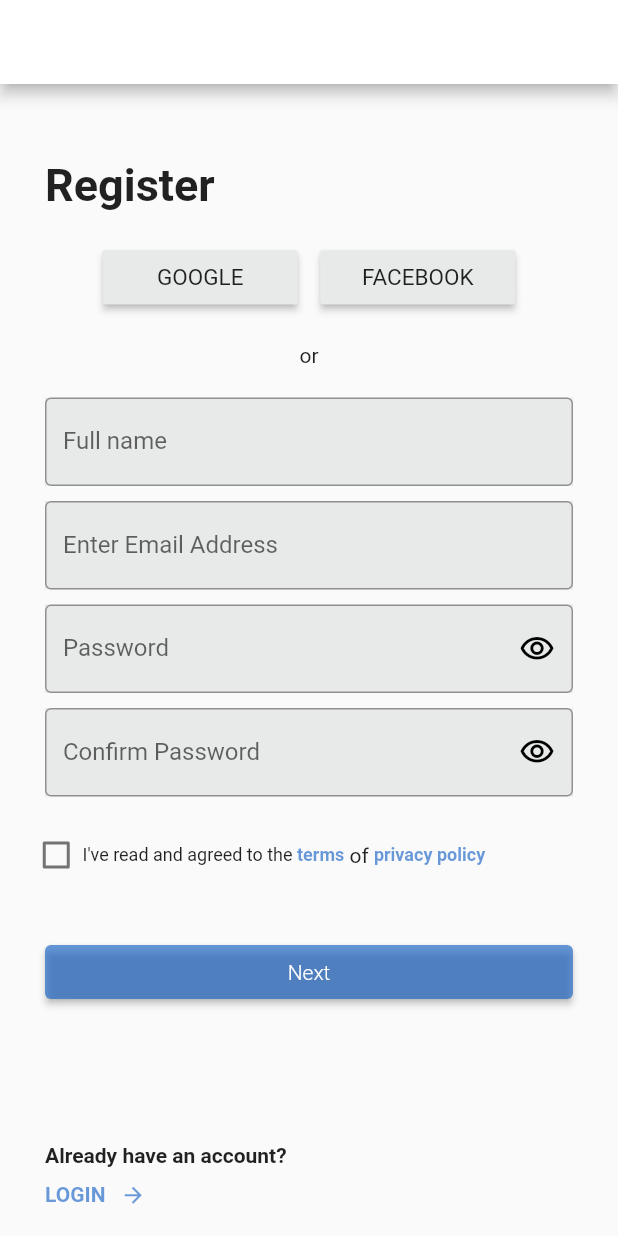
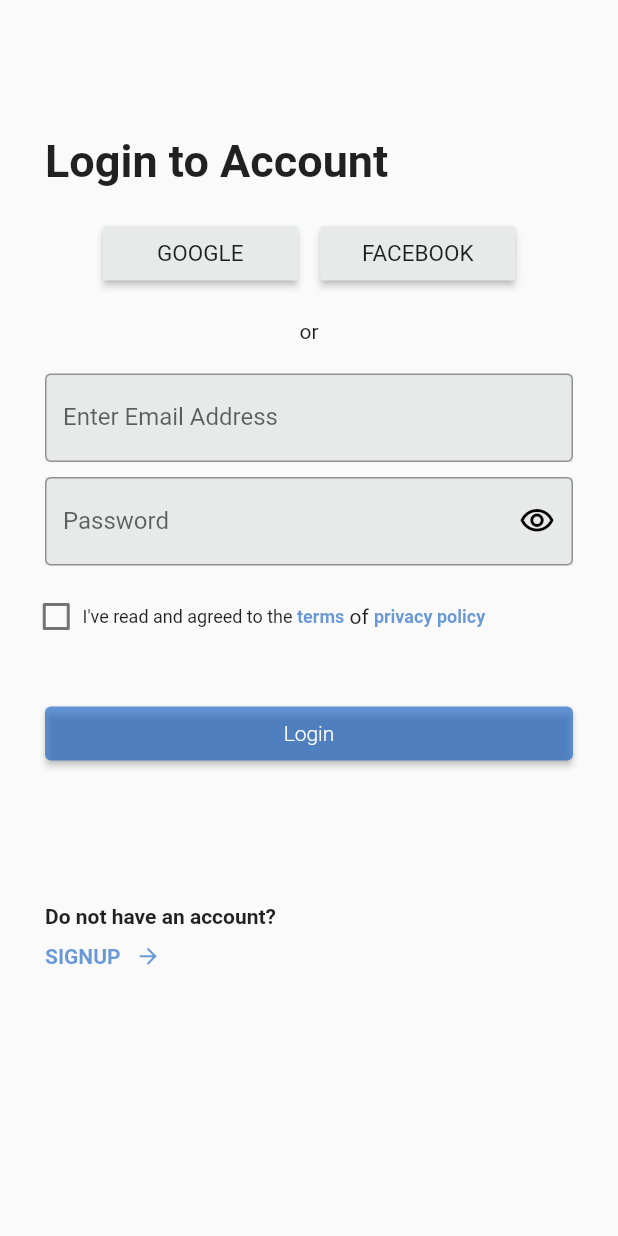
Before and after one commit to Obainho/wallet_signup, a Flutter app: the FinishPage screen opened by its route, on a phone screen of 412 x 824 dp. Run offline on Flutter 3.47's test engine with Material 2 defaults, Android fonts, the phone set to English and light mode, and no system bars; our stand-ins replace google_fonts.

Commit message:
Add files via upload

```diff
--- a/lib/pages/finish_page.dart
+++ b/lib/pages/finish_page.dart
@@ -6,11 +6,9 @@
 class FinishPage extends StatefulWidget {
   FinishPage({
     Key? key,
-    required this.fullname,
     required this.email,
   }) : super(key: key);
 
-  String fullname;
   String email;
 
   @override
@@ -18,28 +16,11 @@
 }
 
 class _FinishPageState extends State<FinishPage> {
-  TextEditingController fullname = TextEditingController();
   TextEditingController email = TextEditingController();
-  TextEditingController password = TextEditingController();
-  TextEditingController confirmPassword = TextEditingController();
   bool _value = false;
 
-  @override
-  void initState() {
-    super.initState();
-  }
-
-  @override
-  void dispose() {
-    super.dispose();
-    fullname.dispose();
-    email.dispose();
-    password.dispose();
-    confirmPassword.dispose();
-  }
-
-  var snackRegister = SnackBar(
-    content: const Text('Registration Successful'),
+  var snackLogin = SnackBar(
+    content: const Text('Login Successful'),
     backgroundColor: const Color.fromARGB(255, 58, 63, 66),
     duration: const Duration(seconds: 3),
     action: SnackBarAction(
@@ -52,22 +33,17 @@
   @override
   Widget build(BuildContext context) {
     return Scaffold(
-      appBar: AppBar(
-        automaticallyImplyLeading: true,
-        actionsIconTheme: const IconThemeData(color: Colors.black),
-        backgroundColor: Colors.white,
-      ),
       body: ListView(
         children: [
           Padding(
             padding: const EdgeInsets.only(top: 30.0, left: 30, right: 30),
             child: Column(
               children: [
-                const SizedBox(height: 20),
+                const SizedBox(height: 60),
                 Row(
                   children: const [
                     Text(
-                      'Register',
+                      'Login to Account',
                       style:
                           TextStyle(fontSize: 30, fontWeight: FontWeight.w700),
                     ),
@@ -112,12 +88,6 @@
                 const Text('or'),
                 const SizedBox(height: 20),
                 InputTextField(
-                  controller: fullname,
-                  inputHint: widget.fullname,
-                  keyboardType: TextInputType.text,
-                ),
-                const SizedBox(height: 10),
-                InputTextField(
                   controller: email,
                   inputHint: widget.email,
                   keyboardType: TextInputType.emailAddress,
@@ -129,12 +99,6 @@
                   keyboardType: TextInputType.text,
                 ),
                 const SizedBox(height: 10),
-                PasswordField(
-                  obscureText: true,
-                  inputHint: "Confirm Password",
-                  keyboardType: TextInputType.text,
-                ),
-                const SizedBox(height: 15),
                 Row(
                   children: [
                     Container(
@@ -180,14 +144,14 @@
                     primary: const Color.fromARGB(163, 21, 97, 197),
                   ),
                   onPressed: () {
-                    ScaffoldMessenger.of(context).showSnackBar(snackRegister);
+                    ScaffoldMessenger.of(context).showSnackBar(snackLogin);
                     Navigator.of(context).pushNamed(RouteManager.homePage);
                   },
                   child: Row(
                     mainAxisAlignment: MainAxisAlignment.center,
                     children: [
                       Text(
-                        'Next',
+                        'Login',
                         style: GoogleFonts.mochiyPopPOne(
                           fontWeight: FontWeight.w300,
                           color: Colors.white,
@@ -200,7 +164,7 @@
                 Row(
                   children: const [
                     Text(
-                      'Already have an account?',
+                      'Do not have an account?',
                       style: TextStyle(
                         fontWeight: FontWeight.bold,
                       ),
@@ -211,7 +175,7 @@
                 Row(
                   children: const [
                     Text(
-                      'LOGIN',
+                      'SIGNUP',
                       style: TextStyle(
                         fontWeight: FontWeight.bold,
                         color: Color.fromARGB(163, 21, 97, 197),
--- a/lib/pages/register_page.dart
+++ b/lib/pages/register_page.dart
@@ -19,14 +19,20 @@
   @override
   void initState() {
     super.initState();
+    email;
   }
 
   @override
   void dispose() {
     super.dispose();
-    fullname.dispose();
     email.dispose();
   }
+
+  var snackRegister = const SnackBar(
+    content: Text('Registration Successful'),
+    backgroundColor: Color.fromARGB(255, 58, 63, 66),
+    duration: Duration(seconds: 3),
+  );
 
   @override
   Widget build(BuildContext context) {
@@ -191,11 +197,11 @@
                                 Navigator.of(context).push(
                                   MaterialPageRoute(
                                     builder: (context) => FinishPage(
-                                      fullname: fullname.text,
                                       email: email.text,
                                     ),
                                   ),
                                 );
+                                ScaffoldMessenger.of(context).showSnackBar(snackRegister);
                               },
                               child: const Text('Confirm'),
                             )
@@ -217,7 +223,7 @@
                     ],
                   ),
                 ),
-                const SizedBox(height: 90),
+                const SizedBox(height: 50),
                 Row(
                   children: const [
                     Text(
--- a/lib/routes.dart
+++ b/lib/routes.dart
@@ -27,7 +27,7 @@
         );
       case finishPage:
         return MaterialPageRoute(
-          builder: (context) => FinishPage(fullname: "Full name", email: "Enter Email Address"),
+          builder: (context) => FinishPage(email: "Enter Email Address"),
         );
 
       default:
```
